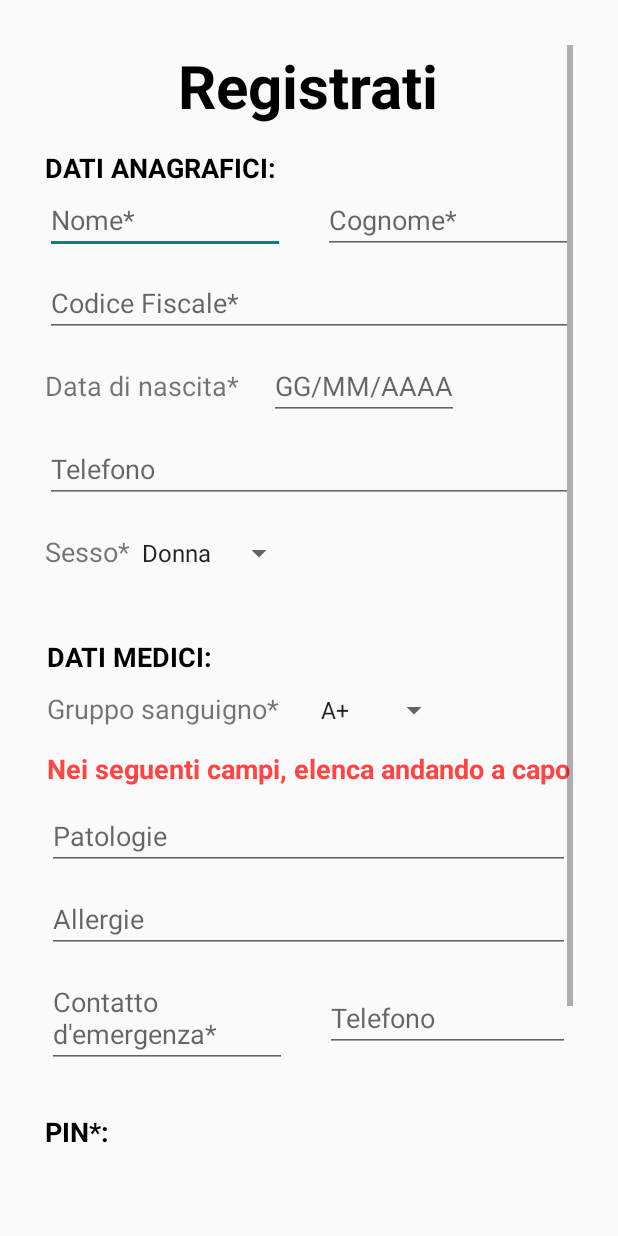
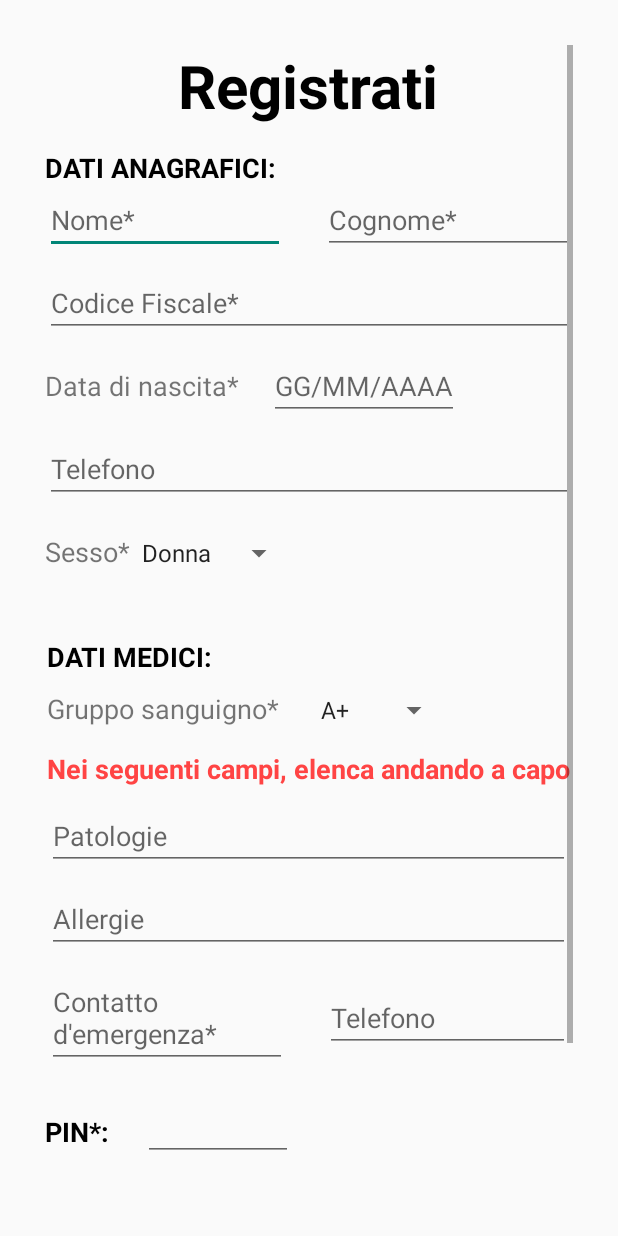
Before and after one commit to simlu2000/SmartSafe, an Android app: the RegisterActivity screen opened directly, with no data from a screen before it, on a phone screen of 412 x 824 dp. Run offline under Robolectric (Android 15) with nearby library versions, the phone set to English and light mode, and no system bars.

```diff
--- a/app/src/main/java/com/example/ringlife/MainActivity.java
+++ b/app/src/main/java/com/example/ringlife/MainActivity.java
@@ -40,7 +40,7 @@ public class MainActivity extends AppCompatActivity {
         dbPerson = new PersonData(this);
         exist = dbPerson.ifExistPerson();
 
-        if(!exist){
+        if(exist){
             etPin.setVisibility(View.VISIBLE);
             bttInUp.setVisibility(View.INVISIBLE);
             int dbPin = 123456;
--- a/app/src/main/java/com/example/ringlife/RegisterActivity.java
+++ b/app/src/main/java/com/example/ringlife/RegisterActivity.java
@@ -1,15 +1,84 @@
 package com.example.ringlife;
 
 import android.os.Bundle;
+import android.util.Log;
+import android.view.View;
+import android.widget.Button;
+import android.widget.EditText;
+import android.widget.Spinner;
+import android.widget.Toast;
 
 import androidx.appcompat.app.AppCompatActivity;
 
+import com.example.ringlife.Database.PersonData;
+import com.example.ringlife.PersonInformation.PersonInformation;
+
 public class RegisterActivity extends AppCompatActivity {
+
+    private final String TAG = "RegisterActivity";
+    private EditText etNome, etCognome, etCodiceFiscale, etDataNascita, etTelefono, etPatologie, etAllergie, etContattoEm, etPin;
+    private Spinner spSesso, spGruppoSanguigno;
+    private Button bttConferma;
+    private PersonData dbPerson;
 
     @Override
     protected void onCreate(Bundle savedInstanceState) {
         super.onCreate(savedInstanceState);
         setContentView(R.layout.activity_register);
 
+        etNome = findViewById(R.id.etNome);
+        etCognome = findViewById(R.id.etCognome);
+        etCodiceFiscale = findViewById(R.id.etCodiceFiscale);
+        etDataNascita = findViewById(R.id.etDataNascita);
+        etTelefono = findViewById(R.id.etTelefono);
+        etPatologie = findViewById(R.id.etPatologie);
+        etAllergie = findViewById(R.id.etAllergie);
+        etContattoEm = findViewById(R.id.etContattoEm);
+        etPin = findViewById(R.id.etPin);
+
+        spSesso = findViewById(R.id.spSesso);
+        spGruppoSanguigno = findViewById(R.id.spGruppoSanguigno);
+
+        bttConferma = findViewById(R.id.bttConferma);
+
+        Log.i(TAG, "Prima della funzione");
+        insertInDB();
+        Log.i(TAG, "Dopo la funzione");
+
+    }
+
+    private void insertInDB(){
+        Log.i(TAG, "Entro nella funzione");
+        bttConferma.setOnClickListener(new View.OnClickListener() {
+            @Override
+            public void onClick(View v) {
+                String nome = etNome.getText().toString().trim();
+                String cognome = etCognome.getText().toString().trim();
+                String codiceFiscale = etCodiceFiscale.getText().toString().trim();
+                String dataNascita = etDataNascita.getText().toString().trim();
+                String telefono = etTelefono.getText().toString().trim();
+                String patologie = etPatologie.getText().toString();
+                String allergie = etAllergie.getText().toString();
+                String contattoEm = etContattoEm.getText().toString();
+                String pin = etPin.getText().toString().trim();
+
+                String sesso = spSesso.getSelectedItem().toString();
+                String gruppoSanguigno = spGruppoSanguigno.getSelectedItem().toString();
+
+                if (nome.isEmpty() || cognome.isEmpty() || codiceFiscale.isEmpty() || dataNascita.isEmpty() ||
+                        telefono.isEmpty() || patologie.isEmpty() || allergie.isEmpty() || contattoEm.isEmpty()
+                        || pin.isEmpty()) {
+                    Toast.makeText(RegisterActivity.this, "Tutti i campi devono essere compilati", Toast.LENGTH_LONG).show();
+                } else {
+                    if(pin.length() < 5 && pin.matches("[0-9.]+"))
+                        Toast.makeText(RegisterActivity.this, "Inserisci un PIN con almeno 5 cifre e/o deve contenere solo numeri", Toast.LENGTH_LONG).show();
+                    else{
+                        dbPerson = new PersonData(RegisterActivity.this);
+                        PersonInformation personInformation = new PersonInformation(codiceFiscale, nome, cognome,dataNascita, telefono, sesso, gruppoSanguigno, patologie, allergie, pin);
+                        dbPerson.addPerson(personInformation);
+                    }
+                }
+            }
+        });
     }
 }
--- a/app/src/main/res/layout/activity_register.xml
+++ b/app/src/main/res/layout/activity_register.xml
@@ -16,7 +16,7 @@
             android:layout_width="match_parent"
             android:layout_height="match_parent"
             android:orientation="vertical"
-            >
+            tools:context=".RegisterActivity">
 
             <LinearLayout
                 android:layout_width="wrap_content"
@@ -41,7 +41,8 @@
                 android:layout_width="match_parent"
                 android:layout_height="wrap_content"
                 android:orientation="vertical"
-                android:layout_gravity="center">
+                android:layout_gravity="center"
+                tools:context=".RegisterActivity">
 
                 <TextView
                     android:id="@+id/tvAnagrafici"
@@ -58,7 +59,8 @@
                     android:layout_width="match_parent"
                     android:layout_height="match_parent"
                     android:orientation="horizontal"
-                    android:layout_gravity="center_horizontal">
+                    android:layout_gravity="center_horizontal"
+                    tools:context=".RegisterActivity">
 
                     <EditText
                         android:id="@+id/etNome"
@@ -120,7 +122,8 @@
                     android:layout_width="wrap_content"
                     android:layout_height="wrap_content"
                     android:orientation="horizontal"
-                    android:layout_marginTop="10dp">
+                    android:layout_marginTop="10dp"
+                    tools:context=".RegisterActivity">
 
                     <TextView
                         android:id="@+id/tvSesso"
@@ -153,7 +156,8 @@
                 android:layout_height="wrap_content"
                 android:orientation="vertical"
                 android:layout_gravity="center"
-                android:layout_marginTop="30dp">
+                android:layout_marginTop="30dp"
+                tools:context=".RegisterActivity">
 
                 <TextView
                     android:id="@+id/tvMedici"
@@ -170,7 +174,8 @@
                     android:layout_width="wrap_content"
                     android:layout_height="wrap_content"
                     android:orientation="horizontal"
-                    android:layout_marginTop="10dp">
+                    android:layout_marginTop="10dp"
+                    tools:context=".RegisterActivity">
 
                     <TextView
                         android:id="@+id/tvGruppoSanguigno"
@@ -226,7 +231,8 @@
                     android:layout_height="match_parent"
                     android:orientation="horizontal"
                     android:layout_gravity="center_horizontal"
-                    android:layout_marginTop="10dp">
+                    android:layout_marginTop="10dp"
+                    tools:context=".RegisterActivity">
 
                     <EditText
                         android:id="@+id/etContattoEm"
@@ -254,7 +260,8 @@
                 android:layout_height="wrap_content"
                 android:orientation="vertical"
                 android:layout_gravity="center"
-                android:layout_marginTop="30dp">
+                android:layout_marginTop="30dp"
+                tools:context=".RegisterActivity">
 
                 <TextView
                     android:id="@+id/tvPin"
@@ -268,26 +275,25 @@
 
                 <EditText
                     android:id="@+id/etPin"
-                    android:layout_width="80dp"
+                    android:layout_width="100dp"
                     android:layout_height="wrap_content"
                     android:inputType="numberPassword"
-                    />
+                    android:layout_marginTop="-38dp"
+                    android:layout_marginLeft="65dp"/>
 
             </LinearLayout>
 
             <Button
-                android:id="@+id/btConferma"
+                android:id="@+id/bttConferma"
                 android:layout_width="wrap_content"
                 android:layout_height="wrap_content"
                 android:layout_gravity="center_horizontal"
-                android:layout_marginTop="16dp"
+                android:layout_marginTop="20dp"
                 android:layout_marginBottom="65dp"
                 android:backgroundTint="@android:color/holo_blue_light"
                 android:textSize="20dp"
                 android:textColor="@android:color/black"
-                android:enabled="false"
-                android:text="Conferma"
-                />
+                android:text="Conferma" />
 
         </LinearLayout>
     </ScrollView>
```
Also changed, not shown: app/src/main/AndroidManifest.xml (+0 -8 lines), app/src/main/java/com/example/ringlife/PersonInformation/PersonInformation.java (+6 -6 lines).
